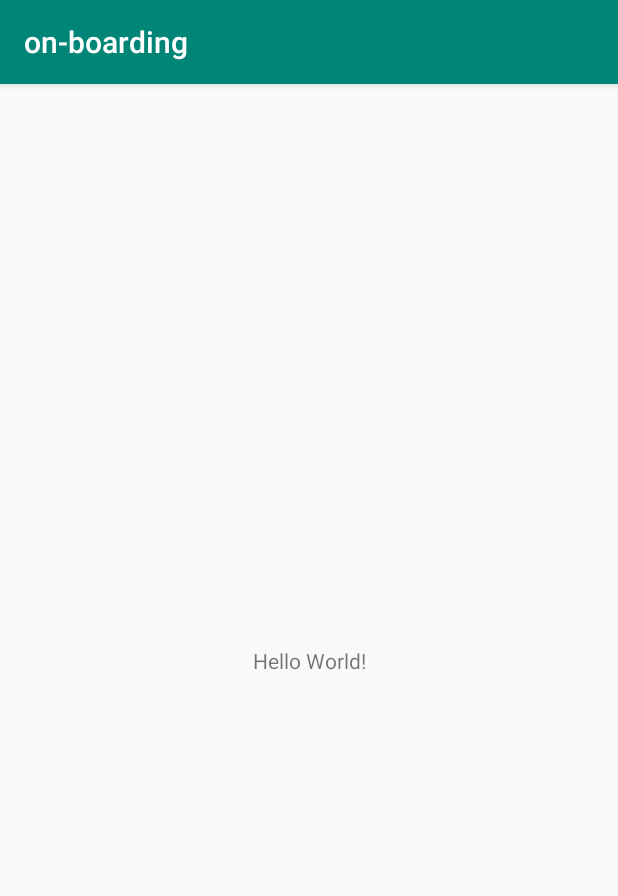
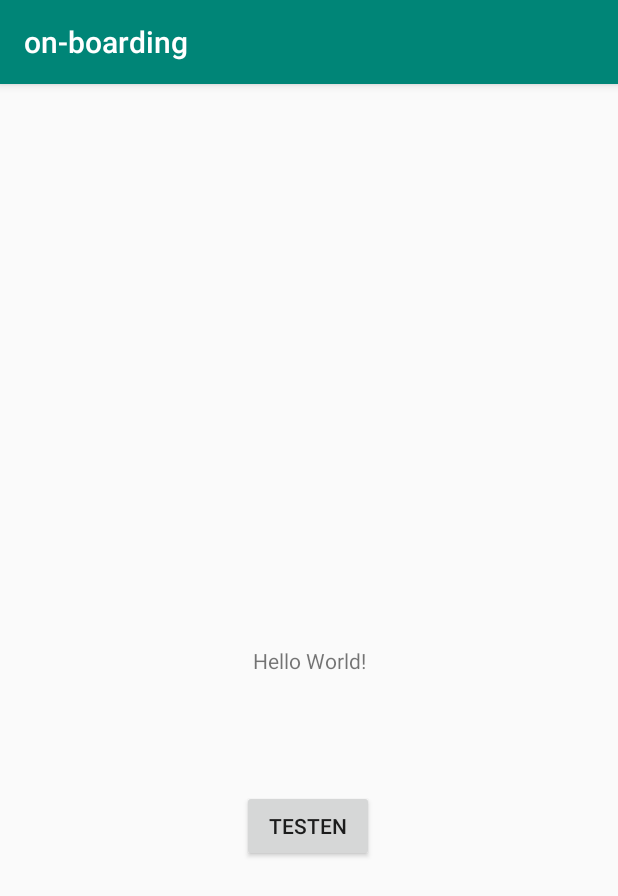
Before and after one commit to MarvinVissers/onBoarding, an Android app: the screen it shows after launch (MainActivity), on a phone screen of 412 x 824 dp. Shown: the top 896 px of the screen. Run offline under Robolectric (Android 15) with nearby library versions, the phone set to English and light mode, and no system bars.

Commit message:
Button testen

```diff
--- a/app/src/main/java/com/example/on_boarding/MainActivity.java
+++ b/app/src/main/java/com/example/on_boarding/MainActivity.java
@@ -3,6 +3,8 @@ package com.example.on_boarding;
 import androidx.appcompat.app.AppCompatActivity;
 
 import android.os.Bundle;
+import android.view.View;
+import android.widget.TextView;
 
 public class MainActivity extends AppCompatActivity {
 
@@ -10,5 +12,12 @@ public class MainActivity extends AppCompatActivity {
     protected void onCreate(Bundle savedInstanceState) {
         super.onCreate(savedInstanceState);
         setContentView(R.layout.activity_main);
+
+
+    }
+
+    public void testButton(View view) {
+        TextView textView = findViewById(R.id.textView);
+        textView.setText("Test geslaagd");
     }
 }
--- a/app/src/main/res/layout/activity_main.xml
+++ b/app/src/main/res/layout/activity_main.xml
@@ -7,6 +7,7 @@
     tools:context=".MainActivity">
 
     <TextView
+        android:id="@+id/textView"
         android:layout_width="wrap_content"
         android:layout_height="wrap_content"
         android:text="Hello World!"
@@ -15,4 +16,17 @@
         app:layout_constraintRight_toRightOf="parent"
         app:layout_constraintTop_toTopOf="parent" />
 
+    <Button
+        android:id="@+id/btnTest"
+        android:layout_width="wrap_content"
+        android:layout_height="wrap_content"
+        android:text="Testen"
+        android:onClick="testButton"
+        app:layout_constraintBottom_toBottomOf="parent"
+        app:layout_constraintEnd_toEndOf="parent"
+        app:layout_constraintHorizontal_bias="0.498"
+        app:layout_constraintStart_toStartOf="parent"
+        app:layout_constraintTop_toTopOf="parent"
+        app:layout_constraintVertical_bias="0.654" />
+
 </androidx.constraintlayout.widget.ConstraintLayout>
```
